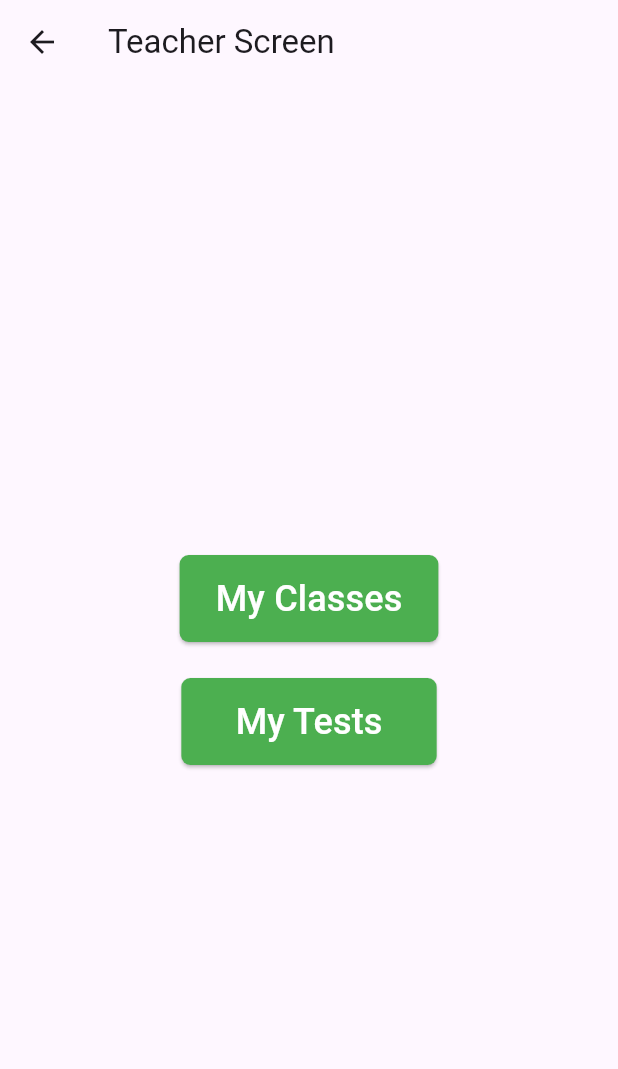
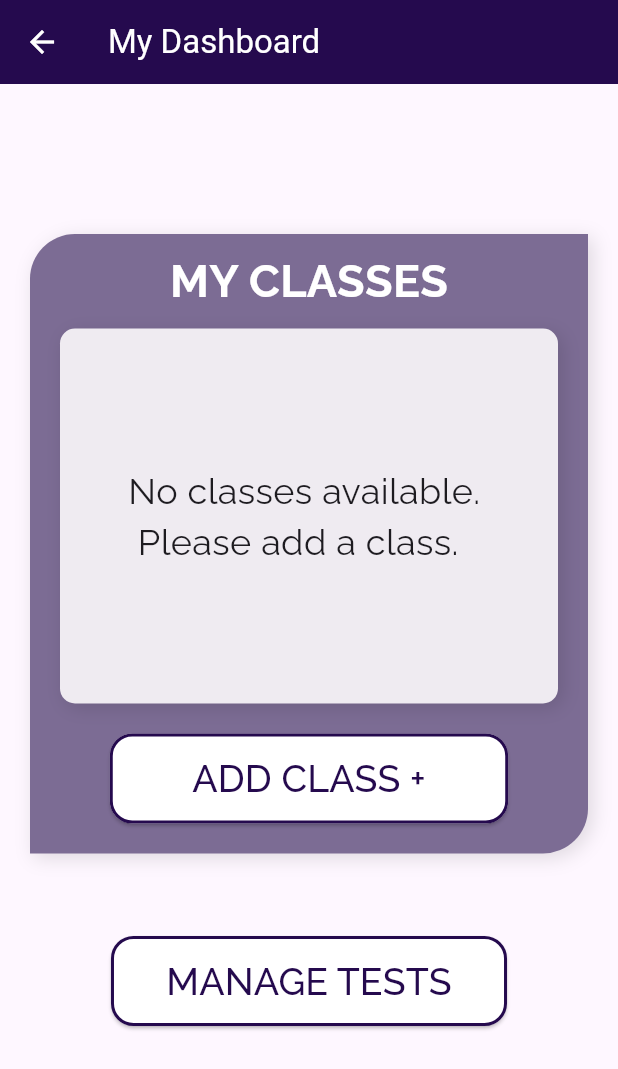
Before and after one commit to Luc35b/Karibs, a Flutter app: the screen it shows after launch, after a tap on an icon or button, on a phone screen of 412 x 824 dp. Shown: the top 1069 px of the screen. Run offline on Flutter 3.47's test engine with Material 3 defaults, Android fonts, the phone set to English and light mode, and no system bars; our stand-ins replace fl_chart, google_fonts, pdf, printing, sqflite; accounts and stored records are empty.

Commit message:
My Classes for Teacher Dashboard

```diff
--- a/karibs/lib/main.dart
+++ b/karibs/lib/main.dart
@@ -1,6 +1,6 @@
 import 'package:flutter/material.dart';
 import 'package:karibs/providers/student_grading_provider.dart';
-import 'screens/teacher_screen.dart';
+import 'screens/teacher_dashboard.dart';
 import 'screens/student_screen.dart';
 import 'database/database_helper.dart';
 import 'package:provider/provider.dart';
@@ -94,7 +94,7 @@ class MainScreen extends StatelessWidget {
                           onPressed: () {
                             Navigator.push(
                               context,
-                              MaterialPageRoute(builder: (context) => TeacherScreen()),
+                              MaterialPageRoute(builder: (context) => TeacherDashboard()),
                             );
                           },
                           style: ElevatedButton.styleFrom(
@@ -103,7 +103,7 @@ class MainScreen extends StatelessWidget {
                             side: BorderSide(width: 2, color: MidPurple),
                             padding: EdgeInsets.symmetric(horizontal: 60, vertical: 18), // Button padding
                             shape: RoundedRectangleBorder(
-                              borderRadius: BorderRadius.circular(40),
+                              borderRadius: BorderRadius.circular(5),
                             ),
                           ),
                           child: Text('I\'m a Teacher', style: GoogleFonts.raleway(fontSize: 28, color: DeepPurple)),
@@ -122,7 +122,7 @@ class MainScreen extends StatelessWidget {
                             side: BorderSide(width: 2, color: MidPurple),
                             padding: EdgeInsets.symmetric(horizontal: 60, vertical: 18), // Button padding
                             shape: RoundedRectangleBorder(
-                              borderRadius: BorderRadius.circular(40),
+                              borderRadius: BorderRadius.circular(5),
                             ),
                           ),
                           child: Text('I\'m a Student', style: GoogleFonts.raleway(fontSize: 28, color: DeepPurple)),
--- /dev/null
+++ b/karibs/lib/screens/teacher_dashboard.dart
@@ -0,0 +1,257 @@
+import 'package:flutter/material.dart';
+import 'package:karibs/database/database_helper.dart';
+import 'package:karibs/screens/teacher_class_screen.dart';
+import 'package:karibs/screens/test_detail_screen.dart';
+import 'package:karibs/screens/tests_screen.dart';
+import 'package:google_fonts/google_fonts.dart';
+
+const Color DeepPurple = Color(0xFF250A4E);
+const Color MidPurple = Color(0xFF7c6c94);
+const Color LightPurple = Color(0xFFEFDAF9);
+const Color NotWhite = Color(0xFFEFEBF1);
+const Color White = Colors.white;
+
+class TeacherDashboard extends StatefulWidget {
+  @override
+  _TeacherDashboardState createState() => _TeacherDashboardState();
+}
+
+class _TeacherDashboardState extends State<TeacherDashboard> {
+  List<Map<String, dynamic>> _classes = [];
+  List<Map<String, dynamic>> _tests = [];
+  bool _isLoading = true;
+
+  @override
+  void initState() {
+    super.initState();
+    _fetchClasses();
+  }
+
+  Future<void> _fetchClasses() async {
+    final cData = await DatabaseHelper().queryAllClasses();
+    final tData = await DatabaseHelper().queryAllTests();
+    setState(() {
+      _classes = cData;
+      _tests = tData;
+      _isLoading = false;
+    });
+  }
+
+  void _addClass(String className) async {
+    await DatabaseHelper().insertClass({'name': className});
+    _fetchClasses();
+  }
+
+  void _showAddClassDialog() {
+    final TextEditingController classNameController = TextEditingController();
+
+    showDialog(
+      context: context,
+      builder: (context) {
+        return AlertDialog(
+          title: Text('Add New Class'),
+          content: TextField(
+            controller: classNameController,
+            decoration: InputDecoration(labelText: 'Class Name'),
+          ),
+          actions: [
+            TextButton(
+              onPressed: () {
+                Navigator.of(context).pop();
+              },
+              child: Text('Cancel'),
+            ),
+            TextButton(
+              onPressed: () {
+                if (classNameController.text.isNotEmpty) {
+                  _addClass(classNameController.text);
+                  Navigator.of(context).pop();
+                }
+              },
+              child: Text('Add'),
+            ),
+          ],
+        );
+      },
+    );
+  }
+
+  @override
+  Widget build(BuildContext context) {
+    return Scaffold(
+      appBar: AppBar(
+        title: Text('My Dashboard'),
+        backgroundColor: DeepPurple,
+        foregroundColor: White,
+      ),
+      body: _isLoading
+          ? Center(child: CircularProgressIndicator())
+          :
+      Column(
+        children: [
+          SizedBox(height: 100),
+          Container(margin: EdgeInsets.symmetric(horizontal: 20),
+              decoration: BoxDecoration(
+                color: MidPurple,
+                //border: Border.all(width: 3),
+                borderRadius: BorderRadius.only(
+                  topLeft: Radius.circular(30),
+                  bottomRight: Radius.circular(30),
+                ),
+                boxShadow: [
+                  BoxShadow(
+                    color: Colors.black12,
+                    blurRadius: 10,
+                    offset: Offset(3, 3), // Shadow position
+                  ),
+                ],
+              ),
+              child: Column(
+              children:[
+                Padding(
+                  padding: const EdgeInsets.symmetric(horizontal:40, vertical: 10),
+                  child: Text(
+                    'MY CLASSES',
+                    style: GoogleFonts.raleway(fontSize: 30, fontWeight: FontWeight.bold,color: White),
+                  ),
+                ),
+                Container(
+                  height: 250, // Adjust height as needed
+                  margin: EdgeInsets.symmetric(horizontal: 20),
+                  decoration: BoxDecoration(
+                    color: NotWhite,
+                    borderRadius: BorderRadius.circular(10),
+                    boxShadow: [
+                      BoxShadow(
+                        color: Colors.black12,
+                        blurRadius: 10,
+                        offset: Offset(3, 3), // Shadow position
+                      ),
+                    ],
+                  ),
+
+                  child: _classes.isEmpty
+                      ? Center(
+                    child: Text(
+                      'No classes available. \n Please add a class.',
+                      style: GoogleFonts.raleway(fontSize: 24),
+                    ),
+                  ) :SingleChildScrollView(
+                    child: Column(
+                      children: [
+                        ListView.builder(
+                          shrinkWrap: true,
+                          physics: NeverScrollableScrollPhysics(),
+                          itemCount: _classes.length,
+                          itemBuilder: (context, index) {
+                            return Container(
+                              decoration: BoxDecoration(
+                                color: White, // Background color of the box
+                                //borderRadius: BorderRadius.circular(20), // Rounded corners for the box
+                                borderRadius: BorderRadius.only(
+                                  topRight: Radius.circular(10),
+                                  topLeft: Radius.circular(10),
+                                  bottomRight: Radius.circular(10),
+                                  bottomLeft: Radius.circular(10),
+                                ),
+                                border: Border.all(color: MidPurple, width: 2),
+
+                              ),
+                              margin: EdgeInsets.symmetric(vertical: 5, horizontal: 8),
+                              child: ListTile(
+                                title: Text(
+                                  _classes[index]['name'],
+                                  style: TextStyle(fontSize: 32),
+                                ),
+                                onTap: () {
+                                  Navigator.push(
+                                    context,
+                                    MaterialPageRoute(
+                                      builder: (context) => TeacherClassScreen(
+                                        classId: _classes[index]['id'],
+                                        refresh: true,
+                                      ),
+                                    ),
+                                  );
+                                },
+                              ),
+                            );
+                          },
+                        ),
+                        SizedBox(height: 20),
+                      ],
+                    ),
+                  ),
+                ),
+                SizedBox(height: 20),
+                ElevatedButton(
+                  onPressed: _showAddClassDialog,
+                  style: ElevatedButton.styleFrom(
+                    backgroundColor: White,
+                    foregroundColor: DeepPurple,
+                    side: BorderSide(width: 2, color: DeepPurple),
+                    padding: EdgeInsets.symmetric(horizontal: 55, vertical: 12), // Button padding
+                    shape: RoundedRectangleBorder(
+                      borderRadius: BorderRadius.circular(15),
+                    ),
+                  ),
+                  child: Text(
+                    'ADD CLASS +',
+                    style: GoogleFonts.raleway(fontSize: 25),
+                  ),
+                ),
+                SizedBox(height: 20),
+
+              ],
+              ),
+          ),
+
+
+          SizedBox(height: 15),
+          Container(margin: EdgeInsets.symmetric(horizontal: 20),
+            decoration: BoxDecoration(
+              color: MidPurple,
+              borderRadius: BorderRadius.only(
+                bottomLeft: Radius.circular(30),
+                topRight: Radius.circular(30),
+                //topLeft: Radius.circular(30),
+                //bottomRight: Radius.circular(30),
+              ),
+              boxShadow: [
+                BoxShadow(
+                  color: Colors.black12,
+                  blurRadius: 10,
+                  offset: Offset(3, 3), // Shadow position
+                ),
+              ],
+            ),
+
+
+          ),
+          SizedBox(height: 40),
+          ElevatedButton(
+            onPressed: () {
+              Navigator.push(
+                context,
+                MaterialPageRoute(builder: (context) => TestsScreen()),
+              );
+            },
+            style: ElevatedButton.styleFrom(
+              backgroundColor: White,
+              side: BorderSide(width: 2, color: DeepPurple),
+              padding: EdgeInsets.symmetric(horizontal: 24, vertical: 12), // Button padding
+              shape: RoundedRectangleBorder(
+                borderRadius: BorderRadius.circular(15),
+              ),
+            ),
+            child: Text(
+              '  MANAGE TESTS  ',
+              style: GoogleFonts.raleway(fontSize: 25, color: DeepPurple),
+            ),
+          ),
+          SizedBox(height: 15),
+        ],
+      ),
+    );
+  }
+}
--- a/karibs/lib/screens/teacher_screen.dart
+++ b/karibs/lib/screens/teacher_screen.dart
@@ -1,6 +1,12 @@
 import 'package:flutter/material.dart';
-import 'package:karibs/screens/classes_screen.dart';
+import 'package:karibs/screens/teacher_dashboard.dart';
 import 'package:karibs/screens/tests_screen.dart';
+
+const Color DeepPurple = Color(0xFF250A4E);
+const Color MidPurple = Color(0xFFCBB5D6);
+const Color LightPurple = Color(0xFFEFDAF9);
+const Color NotWhite = Color(0xFFEFEBF1);
+const Color White = Colors.white;
 
 class TeacherScreen extends StatelessWidget {
   @override
@@ -8,11 +14,14 @@ class TeacherScreen extends StatelessWidget {
     return Scaffold(
       appBar: AppBar(
         title: Text('Teacher Screen'),
+        backgroundColor: DeepPurple,
+        foregroundColor: White,
       ),
       body: Center(
         child: Column(
           mainAxisAlignment: MainAxisAlignment.center,
           children: [
+
             ElevatedButton(
               onPressed: () {
                 Navigator.push(
```
Also changed, not shown: karibs/lib/screens/classes_screen.dart (deleted, +0 -145 lines).
